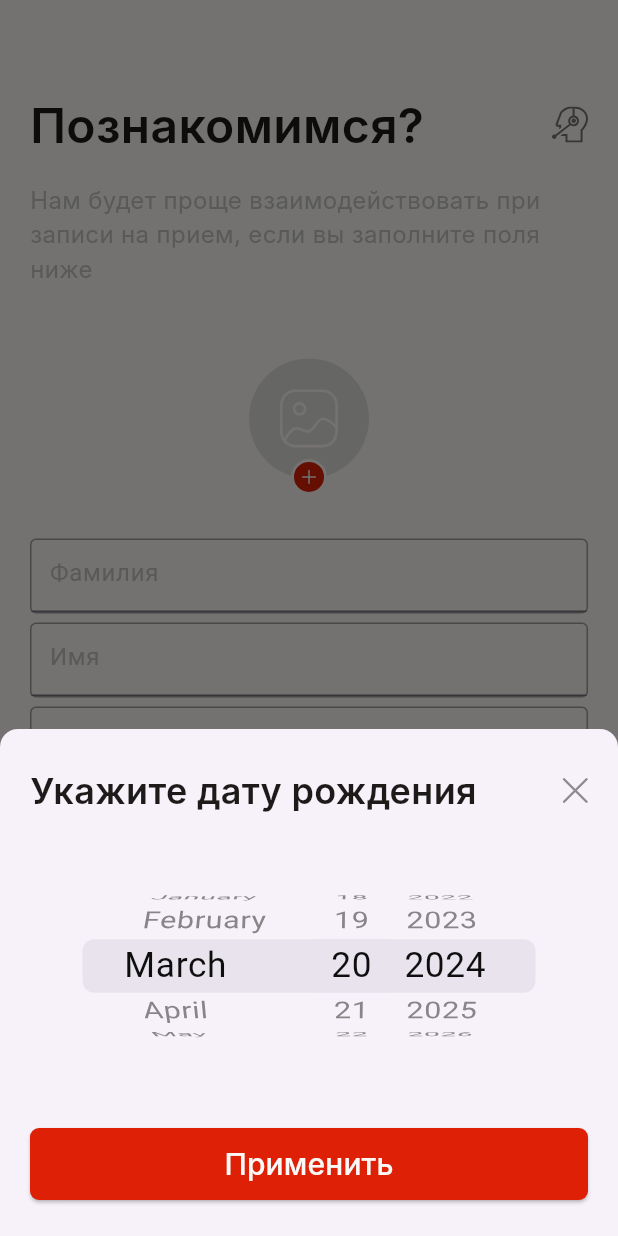
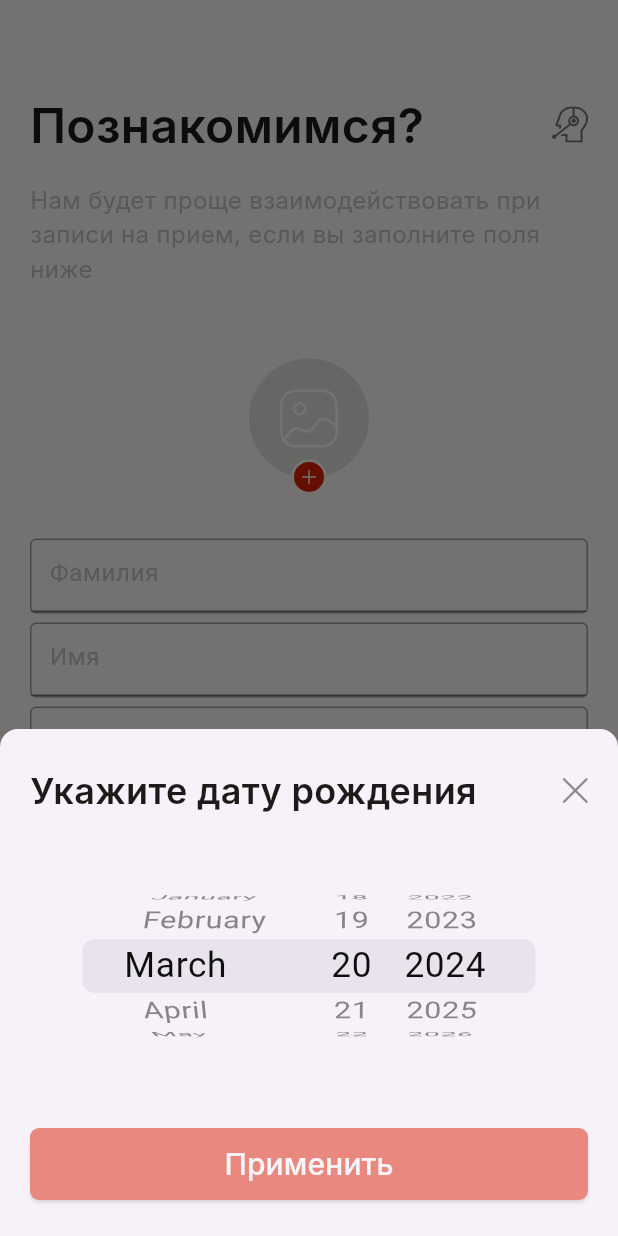
Before and after one commit to musabecomehuman/leqamed, a Flutter app: the Meet screen opened directly, after a tap on "Дата рождения", on a phone screen of 412 x 824 dp. Run offline on Flutter 3.47's test engine with Material 3 defaults, Android fonts, the phone set to English and light mode, and no system bars; our stand-ins replace carousel_slider, email_validator, flutter_svg; Roboto replaces fonts that are missing (Inter).

Commit message:
meet screen is done and home screen skeleton is done too

```diff
--- a/lib/meet.dart
+++ b/lib/meet.dart
@@ -16,11 +16,14 @@ class _MeetState extends State<Meet> {
   String _surname = '';
   String _sex = '';
   bool _isGenderSelected = false;
-  DateTime _selectedDate = DateTime.now();
+  bool _isDateSelected = false;
+  DateTime? _selectedDate;
 
   final lastnameController = TextEditingController();
   final nameController = TextEditingController();
   final surnameController = TextEditingController();
+  final dateController = TextEditingController();
+  final sexController = TextEditingController();
 
   void _navigateToSupportScreen(BuildContext context) {
     Navigator.push(
@@ -254,6 +257,8 @@ class _MeetState extends State<Meet> {
                       children: [
                         GestureDetector(
                           onTap: () {
+                            bool isChanged = false;
+                            DateTime? newSelectedDate;
                             showModalBottomSheet(
                                 shape: RoundedRectangleBorder(
                                   borderRadius: BorderRadius.vertical(top: Radius.circular(12)),
@@ -294,10 +299,15 @@ class _MeetState extends State<Meet> {
                                               height: 100,
                                               width: screenWidth,
                                               child: CupertinoDatePicker(
-                                                initialDateTime: _selectedDate,
+                                                initialDateTime: DateTime.now(),
                                                 onDateTimeChanged: (DateTime newDate) {
                                                   setState(() {
-                                                    _selectedDate = newDate;
+                                                    newSelectedDate = newDate;
+                                                    if (newDate != _selectedDate) {
+                                                      isChanged = true;
+                                                    } else {
+                                                      isChanged = false;
+                                                    }
                                                   });
                                                 },
                                                 mode: CupertinoDatePickerMode.date,
@@ -308,7 +318,7 @@ class _MeetState extends State<Meet> {
                                           Padding(
                                               padding: const EdgeInsets.symmetric(horizontal: 20, vertical: 24),
                                               child: Opacity(
-                                                opacity: (1 == 1) ? 1.0 : 0.5,
+                                                opacity: (isChanged) ? 1.0 : 0.5,
                                                 child: ElevatedButton(
                                                   style: ButtonStyle(
                                                       backgroundColor: MaterialStateProperty.all(Color(0xffDD2006)),
@@ -316,6 +326,13 @@ class _MeetState extends State<Meet> {
                                                       fixedSize: MaterialStateProperty.all(Size(screenWidth, 48))
                                                   ),
                                                   onPressed: () {
+                                                    setState(() {
+                                                      _selectedDate = newSelectedDate;
+                                                      if (newSelectedDate != null && isChanged) {
+                                                        _isDateSelected = true;
+                                                        dateController.text = (_selectedDate!.day.toString() + '/' + _selectedDate!.month.toString() + '/' + _selectedDate!.year.toString())!;
+                                                      }
+                                                    });
                                                     Navigator.pop(context);
                                                   },
                                                   child: Text(
@@ -343,7 +360,9 @@ class _MeetState extends State<Meet> {
                             ),
                             child: TextField(
                               enabled: false,
+                              controller: dateController,
                               textAlign: TextAlign.left,
+                              style: TextStyle(color: Color.fromRGBO(28, 27, 25, 1), fontSize: 16),
                               decoration: InputDecoration(
                                 contentPadding: EdgeInsets.symmetric(horizontal: 12, vertical: 10),
                                 hintText: 'Дата рождения',
@@ -483,7 +502,10 @@ class _MeetState extends State<Meet> {
                                                 onPressed: () {
                                                   if (_sex == 'Мужчина' || _sex == 'Женщина') {
                                                     Navigator.pop(context);
-                                                    _isGenderSelected = true;
+                                                    setState(() {
+                                                      sexController.text = _sex;
+                                                      _isGenderSelected = true;
+                                                    });
                                                   }
                                                 },
                                                 child: Text(
@@ -511,7 +533,9 @@ class _MeetState extends State<Meet> {
                             ),
                             child: TextField(
                               enabled: false,
+                              controller: sexController,
                               textAlign: TextAlign.left,
+                              style: TextStyle(color: Color.fromRGBO(28, 27, 25, 1), fontSize: 16),
                               decoration: InputDecoration(
                                 contentPadding: EdgeInsets.symmetric(horizontal: 12, vertical: 10),
                                 hintText: 'Пол',
@@ -548,7 +572,7 @@ class _MeetState extends State<Meet> {
                         mainAxisAlignment: MainAxisAlignment.end,
                         children: [
                           Opacity(
-                            opacity: (1 == 1) ? 1.0 : 0.5,
+                            opacity: (nameController.text != '' && surnameController.text != '' && lastnameController.text != '' && _isGenderSelected != false && _isDateSelected != false) ? 1.0 : 0.5,
                             child: ElevatedButton(
                               style: ButtonStyle(
                                   backgroundColor: MaterialStateProperty.all(Color(0xffDD2006)),
@@ -556,7 +580,9 @@ class _MeetState extends State<Meet> {
                                   fixedSize: MaterialStateProperty.all(Size(screenWidth, 48))
                               ),
                               onPressed: () {
-                                Navigator.push(context, MaterialPageRoute(builder: (context) => Home()));
+                                if (nameController.text != '' && surnameController.text != '' && lastnameController.text != '' && dateController.text != '' && sexController.text != '') {
+                                  Navigator.push(context, MaterialPageRoute(builder: (context) => Home()));
+                                }
                               },
                               child: Text(
                                 'Далее',
--- a/lib/register.dart
+++ b/lib/register.dart
@@ -254,7 +254,9 @@ class _MyRegistrationScreenState extends State<MyRegistrationScreen> {
                               fixedSize: MaterialStateProperty.all(Size(screenWidth, 48))
                           ),
                           onPressed: () {
-                            _navigateToRegCheckScreen(context);
+                            if (_emailValid && _passwordValid) {
+                              _navigateToRegCheckScreen(context);
+                            }
                           },
                           child: Text(
                             'Далее',
```
Also changed, not shown: lib/home.dart (+7 -10 lines).
